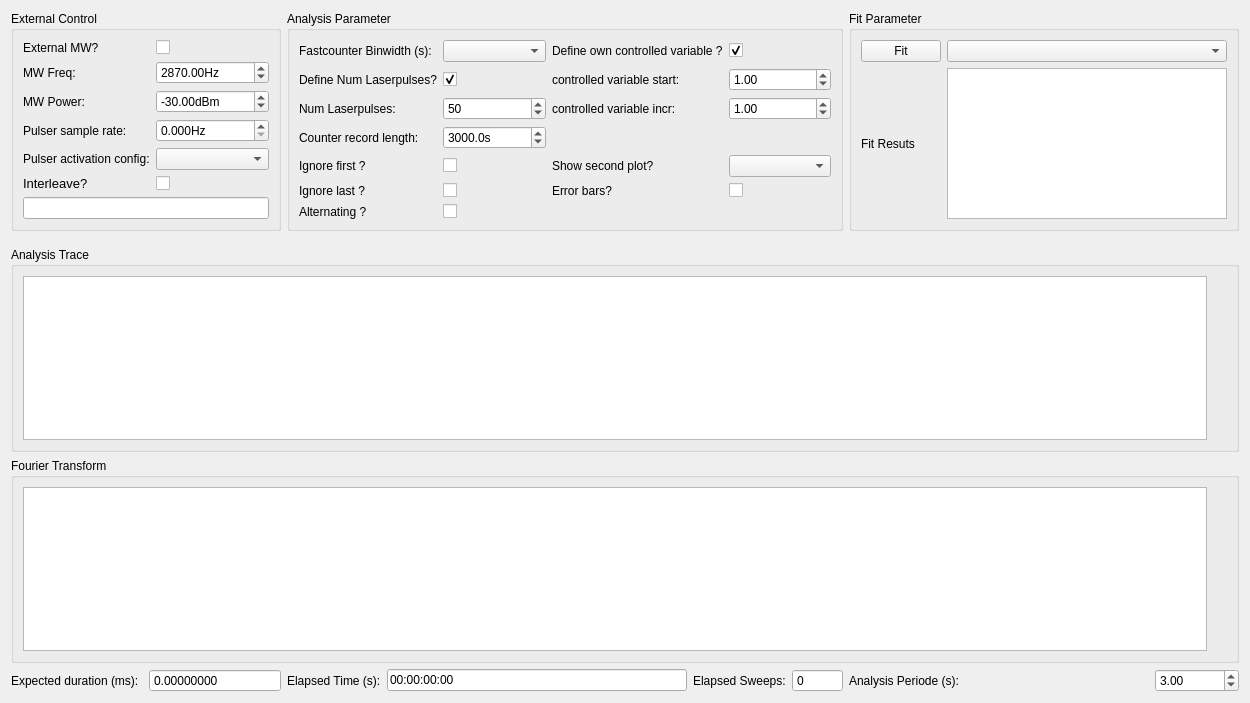
This is gui/pulsed/ui_pulse_analysis.ui in Ulm-IQO/qudi as Qt 5 draws it before an edit. The edited form follows.
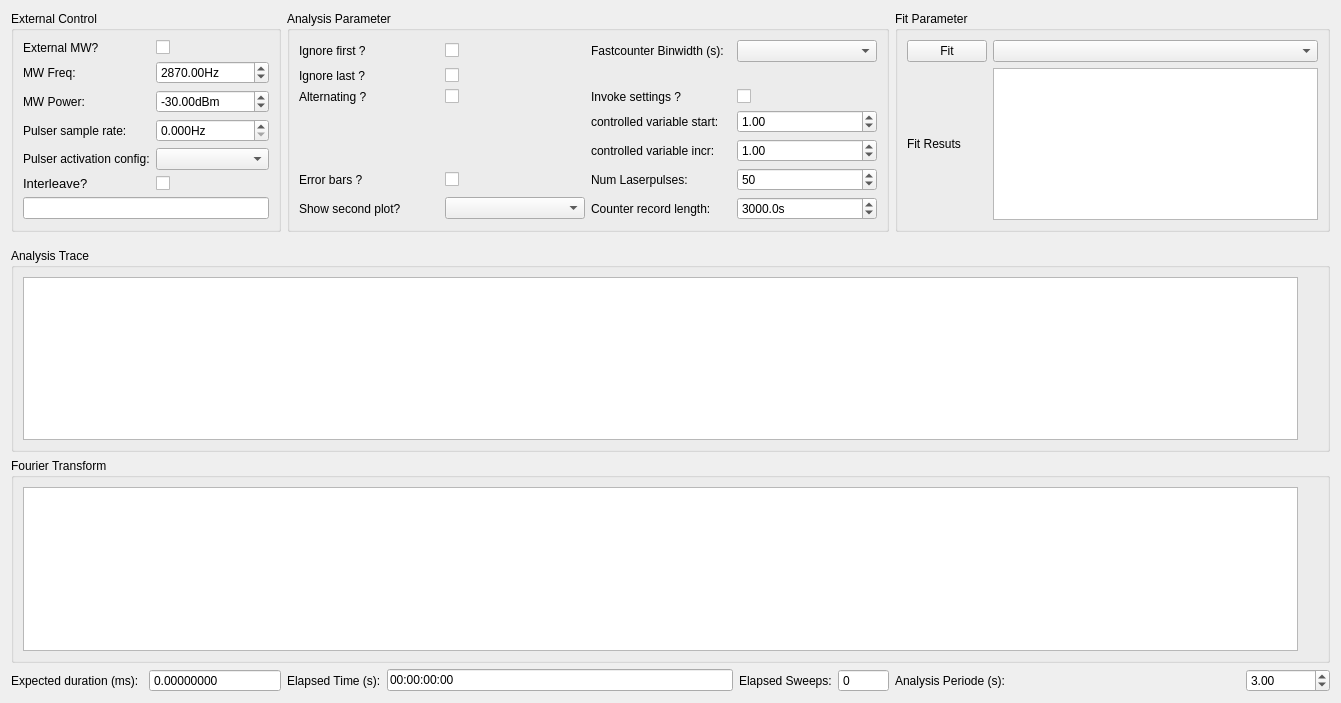
This is the edited form. Custom widgets are drawn as their Qt base class.

Commit message:
Fixed some issues with visibility and enable state of widgets in pulse analysis tab.
Further implemented the use of invoke parameters from pulsed objects.

```diff
--- a/gui/pulsed/ui_pulse_analysis.ui
+++ b/gui/pulsed/ui_pulse_analysis.ui
@@ -6,7 +6,7 @@
    <rect>
     <x>0</x>
     <y>0</y>
-    <width>1250</width>
+    <width>1341</width>
     <height>703</height>
    </rect>
   </property>
@@ -160,14 +160,45 @@
      <layout class="QGridLayout" name="gridLayout_28">
       <item row="0" column="0">
        <layout class="QGridLayout" name="gridLayout_25">
-        <item row="0" column="2">
-         <widget class="QLabel" name="label_29">
+        <item row="5" column="0">
+         <widget class="QLabel" name="show_errorbars_Label">
           <property name="text">
-           <string>Define own controlled variable ?</string>
+           <string>Error bars ?</string>
           </property>
          </widget>
         </item>
-        <item row="2" column="1">
+        <item row="5" column="1">
+         <widget class="QCheckBox" name="ana_param_errorbars_CheckBox">
+          <property name="text">
+           <string/>
+          </property>
+         </widget>
+        </item>
+        <item row="6" column="0">
+         <widget class="QLabel" name="second_plot_Label">
+          <property name="text">
+           <string>Show second plot?</string>
+          </property>
+         </widget>
+        </item>
+        <item row="6" column="2">
+         <widget class="QLabel" name="ana_param_record_length_Label">
+          <property name="text">
+           <string>Counter record length:</string>
+          </property>
+         </widget>
+        </item>
+        <item row="6" column="1">
+         <widget class="QComboBox" name="second_plot_ComboBox"/>
+        </item>
+        <item row="5" column="2">
+         <widget class="QLabel" name="ana_param_num_laserpulses_Label">
+          <property name="text">
+           <string>Num Laserpulses:</string>
+          </property>
+         </widget>
+        </item>
+        <item row="5" column="3">
          <widget class="QSpinBox" name="ana_param_num_laser_pulse_SpinBox">
           <property name="minimum">
            <number>0</number>
@@ -180,167 +211,14 @@
           </property>
          </widget>
         </item>
-        <item row="2" column="0">
-         <widget class="QLabel" name="ana_param_num_laserpulses_Label">
-          <property name="text">
-           <string>Num Laserpulses:</string>
-          </property>
-         </widget>
-        </item>
-        <item row="0" column="0">
-         <widget class="QLabel" name="label_22">
-          <property name="text">
-           <string>Fastcounter Binwidth (s):</string>
-          </property>
-         </widget>
-        </item>
-        <item row="4" column="1">
-         <widget class="QCheckBox" name="ana_param_ignore_first_CheckBox">
-          <property name="text">
-           <string/>
-          </property>
-         </widget>
-        </item>
-        <item row="6" column="1">
-         <widget class="QCheckBox" name="ana_param_alternating_CheckBox">
-          <property name="text">
-           <string/>
-          </property>
-         </widget>
-        </item>
-        <item row="5" column="1">
-         <widget class="QCheckBox" name="ana_param_ignore_last_CheckBox">
-          <property name="text">
-           <string/>
-          </property>
-         </widget>
-        </item>
-        <item row="0" column="1">
-         <widget class="QComboBox" name="ana_param_fc_bins_ComboBox"/>
-        </item>
-        <item row="5" column="0">
-         <widget class="QLabel" name="label_24">
-          <property name="text">
-           <string>Ignore last ?</string>
-          </property>
-         </widget>
-        </item>
-        <item row="6" column="0">
-         <widget class="QLabel" name="label_25">
-          <property name="text">
-           <string>Alternating ?</string>
-          </property>
-         </widget>
-        </item>
-        <item row="0" column="3">
-         <widget class="QCheckBox" name="ana_param_x_axis_defined_CheckBox">
-          <property name="enabled">
-           <bool>true</bool>
-          </property>
-          <property name="text">
-           <string/>
-          </property>
-          <property name="checked">
-           <bool>true</bool>
-          </property>
-         </widget>
-        </item>
-        <item row="2" column="3">
-         <widget class="ScienDSpinBox" name="ana_param_x_axis_inc_ScienDSpinBox">
-          <property name="enabled">
-           <bool>true</bool>
-          </property>
-          <property name="maximum">
-           <double>999999999.000000000000000</double>
-          </property>
-          <property name="value">
-           <double>1.000000000000000</double>
-          </property>
-         </widget>
-        </item>
         <item row="4" column="2">
-         <widget class="QLabel" name="second_plot_Label">
-          <property name="text">
-           <string>Show second plot?</string>
-          </property>
-         </widget>
-        </item>
-        <item row="1" column="1">
-         <widget class="QCheckBox" name="ana_param_laserpulse_defined_CheckBox">
-          <property name="text">
-           <string/>
-          </property>
-          <property name="checked">
-           <bool>true</bool>
-          </property>
-         </widget>
-        </item>
-        <item row="4" column="0">
-         <widget class="QLabel" name="label_23">
-          <property name="text">
-           <string>Ignore first ?</string>
-          </property>
-         </widget>
-        </item>
-        <item row="1" column="0">
-         <widget class="QLabel" name="label_27">
-          <property name="text">
-           <string>Define Num Laserpulses?</string>
-          </property>
-         </widget>
-        </item>
-        <item row="1" column="2">
-         <widget class="QLabel" name="ana_param_x_axis_start_Label">
-          <property name="text">
-           <string>controlled variable start:</string>
-          </property>
-         </widget>
-        </item>
-        <item row="1" column="3">
-         <widget class="ScienDSpinBox" name="ana_param_x_axis_start_ScienDSpinBox">
-          <property name="enabled">
-           <bool>true</bool>
-          </property>
-          <property name="maximum">
-           <double>999999999.000000000000000</double>
-          </property>
-          <property name="value">
-           <double>1.000000000000000</double>
-          </property>
-         </widget>
-        </item>
-        <item row="2" column="2">
          <widget class="QLabel" name="ana_param_x_axis_inc_Label">
           <property name="text">
            <string>controlled variable incr:</string>
           </property>
          </widget>
         </item>
-        <item row="5" column="2">
-         <widget class="QLabel" name="show_errorbars_Label">
-          <property name="text">
-           <string>Error bars?</string>
-          </property>
-         </widget>
-        </item>
-        <item row="4" column="3">
-         <widget class="QComboBox" name="second_plot_ComboBox"/>
-        </item>
-        <item row="5" column="3">
-         <widget class="QCheckBox" name="ana_param_errorbars_CheckBox">
-          <property name="text">
-           <string/>
-          </property>
-         </widget>
-        </item>
-        <item row="3" column="0">
-         <widget class="QLabel" name="ana_param_record_length_Label">
-          <property name="text">
-           <string>Counter record length:</string>
-          </property>
-         </widget>
-        </item>
-        <item row="3" column="1">
+        <item row="6" column="3">
          <widget class="ScienDSpinBox" name="ana_param_record_length_SpinBox">
           <property name="suffix">
            <string>s</string>
@@ -356,6 +234,111 @@
           </property>
          </widget>
         </item>
+        <item row="4" column="3">
+         <widget class="ScienDSpinBox" name="ana_param_x_axis_inc_ScienDSpinBox">
+          <property name="enabled">
+           <bool>true</bool>
+          </property>
+          <property name="maximum">
+           <double>999999999.000000000000000</double>
+          </property>
+          <property name="value">
+           <double>1.000000000000000</double>
+          </property>
+         </widget>
+        </item>
+        <item row="3" column="3">
+         <widget class="ScienDSpinBox" name="ana_param_x_axis_start_ScienDSpinBox">
+          <property name="enabled">
+           <bool>true</bool>
+          </property>
+          <property name="maximum">
+           <double>999999999.000000000000000</double>
+          </property>
+          <property name="value">
+           <double>1.000000000000000</double>
+          </property>
+         </widget>
+        </item>
+        <item row="3" column="2">
+         <widget class="QLabel" name="ana_param_x_axis_start_Label">
+          <property name="text">
+           <string>controlled variable start:</string>
+          </property>
+         </widget>
+        </item>
+        <item row="2" column="2">
+         <widget class="QLabel" name="label_29">
+          <property name="text">
+           <string>Invoke settings ?</string>
+          </property>
+         </widget>
+        </item>
+        <item row="2" column="3">
+         <widget class="QCheckBox" name="ana_param_invoke_settings_CheckBox">
+          <property name="enabled">
+           <bool>true</bool>
+          </property>
+          <property name="text">
+           <string/>
+          </property>
+          <property name="checked">
+           <bool>false</bool>
+          </property>
+         </widget>
+        </item>
+        <item row="0" column="3">
+         <widget class="QComboBox" name="ana_param_fc_bins_ComboBox"/>
+        </item>
+        <item row="0" column="1">
+         <widget class="QCheckBox" name="ana_param_ignore_first_CheckBox">
+          <property name="text">
+           <string/>
+          </property>
+         </widget>
+        </item>
+        <item row="0" column="2">
+         <widget class="QLabel" name="label_22">
+          <property name="text">
+           <string>Fastcounter Binwidth (s):</string>
+          </property>
+         </widget>
+        </item>
+        <item row="1" column="1">
+         <widget class="QCheckBox" name="ana_param_ignore_last_CheckBox">
+          <property name="text">
+           <string/>
+          </property>
+         </widget>
+        </item>
+        <item row="2" column="1">
+         <widget class="QCheckBox" name="ana_param_alternating_CheckBox">
+          <property name="text">
+           <string/>
+          </property>
+         </widget>
+        </item>
+        <item row="0" column="0">
+         <widget class="QLabel" name="label_23">
+          <property name="text">
+           <string>Ignore first ?</string>
+          </property>
+         </widget>
+        </item>
+        <item row="1" column="0">
+         <widget class="QLabel" name="label_24">
+          <property name="text">
+           <string>Ignore last ?</string>
+          </property>
+         </widget>
+        </item>
+        <item row="2" column="0">
+         <widget class="QLabel" name="label_25">
+          <property name="text">
+           <string>Alternating ?</string>
+          </property>
+         </widget>
+        </item>
        </layout>
       </item>
      </layout>
```
The commit also changes 2 other files.
